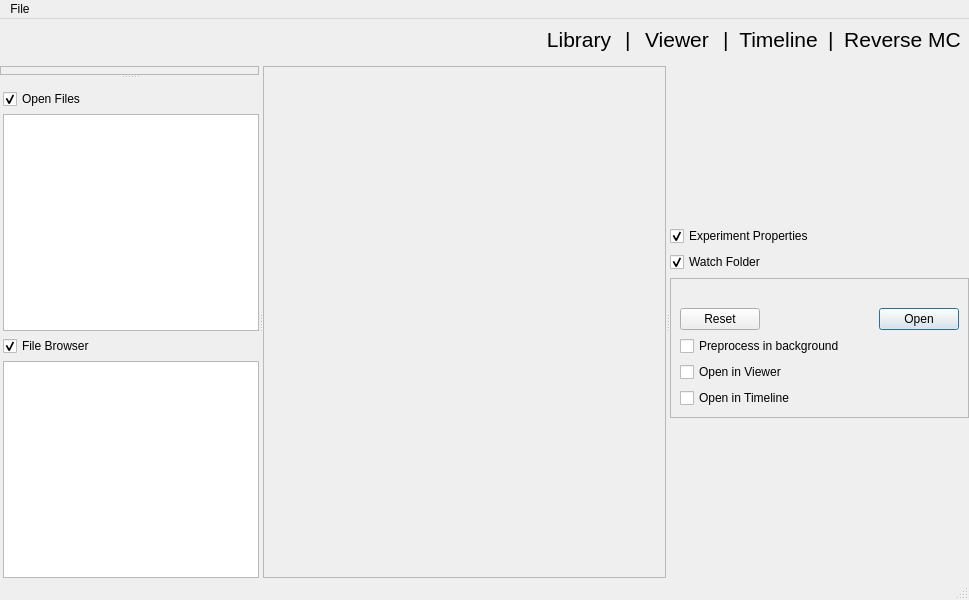
This is hipies/gui/mainwindow.ui in ronpandolfi/Xi-cam as Qt 5 draws it before an edit. The edited form follows.
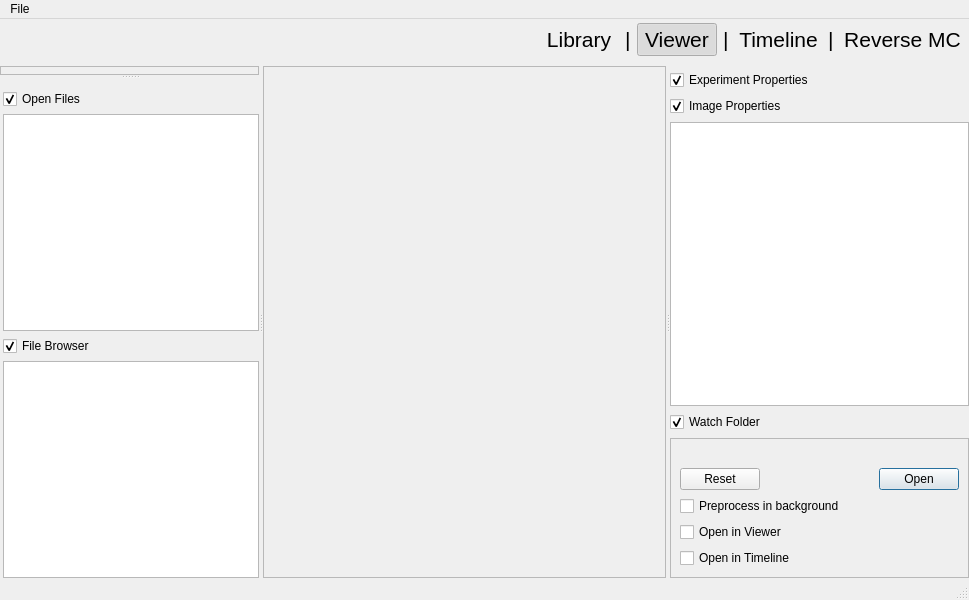
This is the edited form. The open tabs and pages were chosen to show the change. Icons and pictures are not drawn.

What changed in the file:
```diff
--- a/hipies/gui/mainwindow.ui
+++ b/hipies/gui/mainwindow.ui
@@ -115,6 +115,15 @@
         <property name="text">
          <string>Viewer</string>
         </property>
+           <property name="checkable">
+               <bool>true</bool>
+           </property>
+           <property name="checked">
+               <bool>true</bool>
+           </property>
+           <property name="autoExclusive">
+               <bool>true</bool>
+           </property>
         <property name="flat">
          <bool>true</bool>
         </property>
@@ -501,6 +510,22 @@
          <item>
           <layout class="QVBoxLayout" name="verticalLayout_3">
            <item>
+               <spacer name="verticalSpacer_4">
+                   <property name="orientation">
+                       <enum>Qt::Vertical</enum>
+                   </property>
+                   <property name="sizeType">
+                       <enum>QSizePolicy::Fixed</enum>
+                   </property>
+                   <property name="sizeHint" stdset="0">
+                       <size>
+                           <width>1</width>
+                           <height>4</height>
+                       </size>
+                   </property>
+               </spacer>
+           </item>
+              <item>
             <widget class="QCheckBox" name="experimentfold">
              <property name="text">
               <string>Experiment Properties</string>
@@ -517,6 +542,29 @@
             <layout class="QVBoxLayout" name="propertiesBox"/>
            </item>
            <item>
+               <widget class="QCheckBox" name="checkBox">
+                   <property name="text">
+                       <string>Image Properties</string>
+                   </property>
+                   <property name="checked">
+                       <bool>true</bool>
+                   </property>
+                   <property name="isFoldingTab" stdset="0">
+                       <bool>true</bool>
+                   </property>
+               </widget>
+           </item>
+              <item>
+                  <widget class="QTableView" name="tableView">
+                      <attribute name="horizontalHeaderVisible">
+                          <bool>false</bool>
+                      </attribute>
+                      <attribute name="verticalHeaderVisible">
+                          <bool>false</bool>
+                      </attribute>
+                  </widget>
+              </item>
+              <item>
             <widget class="QCheckBox" name="watchfold">
              <property name="text">
               <string>Watch Folder</string>
```
Left out of the diff: 36 changed lines with no effect on the pictures.
